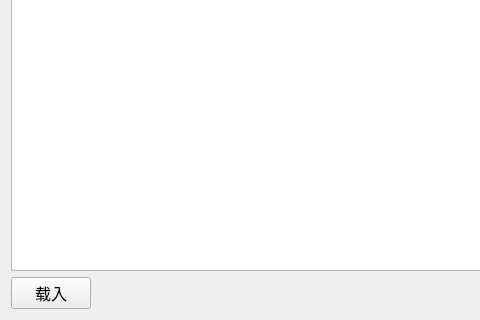
The window that luaform.ui (yuejin-tan/SCD3) describes before a commit, drawn with Qt 5; both pictures show x 0 to 480 and y 280 to 600 of the 800 by 600 pixel window.
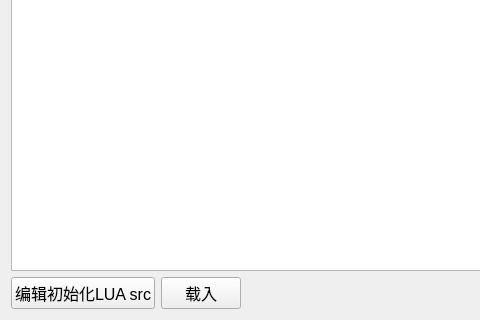
The same window after the commit.

Commit message: 优化初始化脚本编辑UI

What changed in the file:
```diff
--- a/luaform.ui
+++ b/luaform.ui
@@ -245,6 +245,13 @@
    </item>
    <item>
     <layout class="QHBoxLayout" name="horizontalLayout">
+     <item>
+      <widget class="QPushButton" name="srcButton">
+       <property name="text">
+        <string>编辑初始化LUA src</string>
+       </property>
+      </widget>
+     </item>
      <item>
       <widget class="QPushButton" name="loadButton">
        <property name="sizePolicy">
```
The commit also changes 6 other files.
